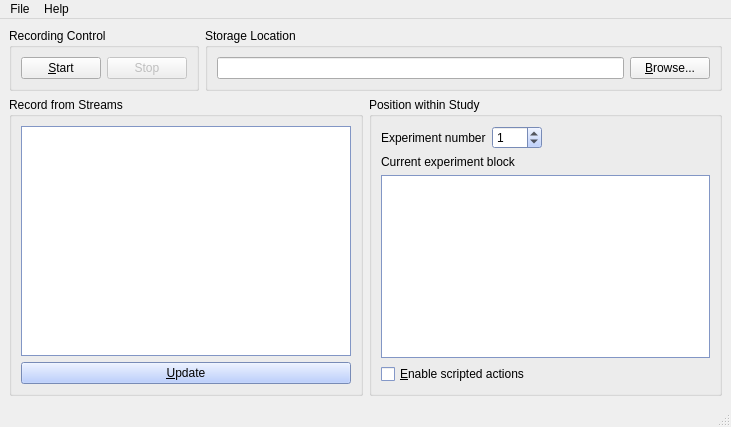
This is Apps/LabRecorder/mainwindow.ui in sccn/lsl_archived as Qt 5 draws it before an edit. The edited form follows.
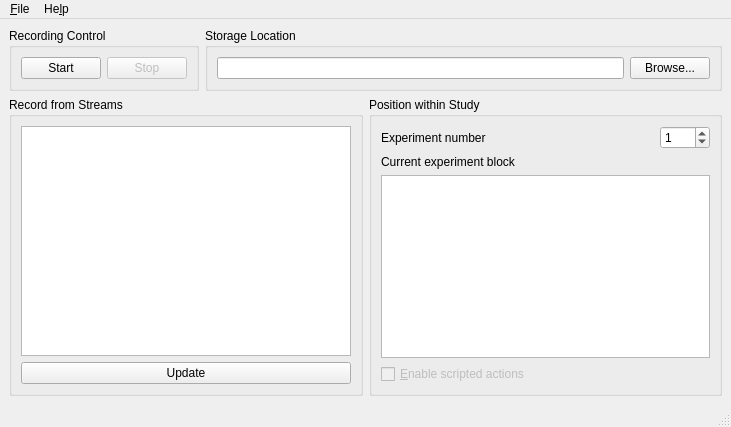
This is the edited form. Icons and pictures are not drawn.

The edit to the form file:
```diff
--- a/Apps/LabRecorder/mainwindow.ui
+++ b/Apps/LabRecorder/mainwindow.ui
@@ -26,7 +26,7 @@
          <item>
           <widget class="QPushButton" name="startButton">
            <property name="text">
-            <string>&amp;Start</string>
+            <string>Start</string>
            </property>
            <property name="icon">
             <iconset>
@@ -70,7 +70,10 @@
          <item>
           <widget class="QPushButton" name="browseButton">
            <property name="text">
-            <string>&amp;Browse...</string>
+            <string>Browse...</string>
+           </property>
+           <property name="shortcut">
+            <string>Ctrl+B</string>
            </property>
           </widget>
          </item>
@@ -83,421 +86,6 @@
      <layout class="QHBoxLayout" name="horizontalLayout_4">
       <item>
        <widget class="QGroupBox" name="groupBox_3">
-        <property name="palette">
-         <palette>
-          <active>
-           <colorrole role="WindowText">
-            <brush brushstyle="SolidPattern">
-             <color alpha="255">
-              <red>0</red>
-              <green>0</green>
-              <blue>0</blue>
-             </color>
-            </brush>
-           </colorrole>
-           <colorrole role="Button">
-            <brush brushstyle="SolidPattern">
-             <color alpha="255">
-              <red>168</red>
-              <green>194</green>
-              <blue>255</blue>
-             </color>
-            </brush>
-           </colorrole>
-           <colorrole role="Light">
-            <brush brushstyle="SolidPattern">
-             <color alpha="255">
-              <red>255</red>
-              <green>255</green>
-              <blue>255</blue>
-             </color>
-            </brush>
-           </colorrole>
-           <colorrole role="Midlight">
-            <brush brushstyle="SolidPattern">
-             <color alpha="255">
-              <red>211</red>
-              <green>224</green>
-              <blue>255</blue>
-             </color>
-            </brush>
-           </colorrole>
-           <colorrole role="Dark">
-            <brush brushstyle="SolidPattern">
-             <color alpha="255">
-              <red>84</red>
-              <green>97</green>
-              <blue>127</blue>
-             </color>
-            </brush>
-           </colorrole>
-           <colorrole role="Mid">
-            <brush brushstyle="SolidPattern">
-             <color alpha="255">
-              <red>112</red>
-              <green>129</green>
-              <blue>170</blue>
-             </color>
-            </brush>
-           </colorrole>
-           <colorrole role="Text">
-            <brush brushstyle="SolidPattern">
-             <color alpha="255">
-              <red>0</red>
-              <green>0</green>
-              <blue>0</blue>
-             </color>
-            </brush>
-           </colorrole>
-           <colorrole role="BrightText">
-            <brush brushstyle="SolidPattern">
-             <color alpha="255">
-              <red>255</red>
-              <green>255</green>
-              <blue>255</blue>
-             </color>
-            </brush>
-           </colorrole>
-           <colorrole role="ButtonText">
-            <brush brushstyle="SolidPattern">
-             <color alpha="255">
-              <red>0</red>
-              <green>0</green>
-              <blue>0</blue>
-             </color>
-            </brush>
-           </colorrole>
-           <colorrole role="Base">
-            <brush brushstyle="SolidPattern">
-             <color alpha="255">
-              <red>255</red>
-              <green>255</green>
-              <blue>255</blue>
-             </color>
-            </brush>
-           </colorrole>
-           <colorrole role="Window">
-            <brush brushstyle="SolidPattern">
-             <color alpha="255">
-              <red>168</red>
-              <green>194</green>
-              <blue>255</blue>
-             </color>
-            </brush>
-           </colorrole>
-           <colorrole role="Shadow">
-            <brush brushstyle="SolidPattern">
-             <color alpha="255">
-              <red>0</red>
-              <green>0</green>
-              <blue>0</blue>
-             </color>
-            </brush>
-           </colorrole>
-           <colorrole role="AlternateBase">
-            <brush brushstyle="SolidPattern">
-             <color alpha="255">
-              <red>211</red>
-              <green>224</green>
-              <blue>255</blue>
-             </color>
-            </brush>
-           </colorrole>
-           <colorrole role="ToolTipBase">
-            <brush brushstyle="SolidPattern">
-             <color alpha="255">
-              <red>255</red>
-              <green>255</green>
-              <blue>220</blue>
-             </color>
-            </brush>
-           </colorrole>
-           <colorrole role="ToolTipText">
-            <brush brushstyle="SolidPattern">
-             <color alpha="255">
-              <red>0</red>
-              <green>0</green>
-              <blue>0</blue>
-             </color>
-            </brush>
-           </colorrole>
-          </active>
-          <inactive>
-           <colorrole role="WindowText">
-            <brush brushstyle="SolidPattern">
-             <color alpha="255">
-              <red>0</red>
-              <green>0</green>
-              <blue>0</blue>
-             </color>
-            </brush>
-           </colorrole>
-           <colorrole role="Button">
-            <brush brushstyle="SolidPattern">
-             <color alpha="255">
-              <red>168</red>
-              <green>194</green>
-              <blue>255</blue>
-             </color>
-            </brush>
-           </colorrole>
-           <colorrole role="Light">
-            <brush brushstyle="SolidPattern">
-             <color alpha="255">
-              <red>255</red>
-              <green>255</green>
-              <blue>255</blue>
-             </color>
-            </brush>
-           </colorrole>
-           <colorrole role="Midlight">
-            <brush brushstyle="SolidPattern">
-             <color alpha="255">
-              <red>211</red>
-              <green>224</green>
-              <blue>255</blue>
-             </color>
-            </brush>
-           </colorrole>
-           <colorrole role="Dark">
-            <brush brushstyle="SolidPattern">
-             <color alpha="255">
-              <red>84</red>
-              <green>97</green>
-              <blue>127</blue>
-             </color>
-            </brush>
-           </colorrole>
-           <colorrole role="Mid">
-            <brush brushstyle="SolidPattern">
-             <color alpha="255">
-              <red>112</red>
-              <green>129</green>
-              <blue>170</blue>
-             </color>
-            </brush>
-           </colorrole>
-           <colorrole role="Text">
-            <brush brushstyle="SolidPattern">
-             <color alpha="255">
-              <red>0</red>
-              <green>0</green>
-              <blue>0</blue>
-             </color>
-            </brush>
-           </colorrole>
-           <colorrole role="BrightText">
-            <brush brushstyle="SolidPattern">
-             <color alpha="255">
-              <red>255</red>
-              <green>255</green>
-              <blue>255</blue>
-             </color>
-            </brush>
-           </colorrole>
-           <colorrole role="ButtonText">
-            <brush brushstyle="SolidPattern">
-             <color alpha="255">
-              <red>0</red>
-              <green>0</green>
-              <blue>0</blue>
-             </color>
-            </brush>
-           </colorrole>
-           <colorrole role="Base">
-            <brush brushstyle="SolidPattern">
-             <color alpha="255">
-              <red>255</red>
-              <green>255</green>
-              <blue>255</blue>
-             </color>
-            </brush>
-           </colorrole>
-           <colorrole role="Window">
-            <brush brushstyle="SolidPattern">
-             <color alpha="255">
-              <red>168</red>
-              <green>194</green>
-              <blue>255</blue>
-             </color>
-            </brush>
-           </colorrole>
-           <colorrole role="Shadow">
-            <brush brushstyle="SolidPattern">
-             <color alpha="255">
-              <red>0</red>
-              <green>0</green>
-              <blue>0</blue>
-             </color>
-            </brush>
-           </colorrole>
-           <colorrole role="AlternateBase">
-            <brush brushstyle="SolidPattern">
-             <color alpha="255">
-              <red>211</red>
-              <green>224</green>
-              <blue>255</blue>
-             </color>
-            </brush>
-           </colorrole>
-           <colorrole role="ToolTipBase">
-            <brush brushstyle="SolidPattern">
-             <color alpha="255">
-              <red>255</red>
-              <green>255</green>
-              <blue>220</blue>
-             </color>
-            </brush>
-           </colorrole>
-           <colorrole role="ToolTipText">
-            <brush brushstyle="SolidPattern">
-             <color alpha="255">
-              <red>0</red>
-              <green>0</green>
-              <blue>0</blue>
-             </color>
-            </brush>
-           </colorrole>
-          </inactive>
-          <disabled>
-           <colorrole role="WindowText">
-            <brush brushstyle="SolidPattern">
-             <color alpha="255">
-              <red>84</red>
-              <green>97</green>
-              <blue>127</blue>
-             </color>
-            </brush>
-           </colorrole>
-           <colorrole role="Button">
-            <brush brushstyle="SolidPattern">
-             <color alpha="255">
-              <red>168</red>
-              <green>194</green>
-              <blue>255</blue>
-             </color>
-            </brush>
-           </colorrole>
-           <colorrole role="Light">
-            <brush brushstyle="SolidPattern">
-             <color alpha="255">
-              <red>255</red>
-              <green>255</green>
-              <blue>255</blue>
-             </color>
-            </brush>
-           </colorrole>
-           <colorrole role="Midlight">
-            <brush brushstyle="SolidPattern">
-             <color alpha="255">
-              <red>211</red>
-              <green>224</green>
-              <blue>255</blue>
-             </color>
-            </brush>
-           </colorrole>
-           <colorrole role="Dark">
-            <brush brushstyle="SolidPattern">
-             <color alpha="255">
-              <red>84</red>
-              <green>97</green>
-              <blue>127</blue>
-             </color>
-            </brush>
-           </colorrole>
-           <colorrole role="Mid">
-            <brush brushstyle="SolidPattern">
-             <color alpha="255">
-              <red>112</red>
-              <green>129</green>
-              <blue>170</blue>
-             </color>
-            </brush>
-           </colorrole>
-           <colorrole role="Text">
-            <brush brushstyle="SolidPattern">
-             <color alpha="255">
-              <red>84</red>
-              <green>97</green>
-              <blue>127</blue>
-             </color>
-            </brush>
-           </colorrole>
-           <colorrole role="BrightText">
-            <brush brushstyle="SolidPattern">
-             <color alpha="255">
-              <red>255</red>
-              <green>255</green>
-              <blue>255</blue>
-             </color>
-            </brush>
-           </colorrole>
-           <colorrole role="ButtonText">
-            <brush brushstyle="SolidPattern">
-             <color alpha="255">
-              <red>84</red>
-              <green>97</green>
-              <blue>127</blue>
-             </color>
-            </brush>
-           </colorrole>
-           <colorrole role="Base">
-            <brush brushstyle="SolidPattern">
-             <color alpha="255">
-              <red>168</red>
-              <green>194</green>
-              <blue>255</blue>
-             </color>
-            </brush>
-           </colorrole>
-           <colorrole role="Window">
-            <brush brushstyle="SolidPattern">
-             <color alpha="255">
-              <red>168</red>
-              <green>194</green>
-              <blue>255</blue>
-             </color>
-            </brush>
-           </colorrole>
-           <colorrole role="Shadow">
-            <brush brushstyle="SolidPattern">
-             <color alpha="255">
-              <red>0</red>
-              <green>0</green>
-              <blue>0</blue>
-             </color>
-            </brush>
-           </colorrole>
-           <colorrole role="AlternateBase">
-            <brush brushstyle="SolidPattern">
-             <color alpha="255">
-              <red>168</red>
-              <green>194</green>
-              <blue>255</blue>
-             </color>
-            </brush>
-           </colorrole>
-           <colorrole role="ToolTipBase">
-            <brush brushstyle="SolidPattern">
-             <color alpha="255">
-              <red>255</red>
-              <green>255</green>
-              <blue>220</blue>
-             </color>
-            </brush>
-           </colorrole>
-           <colorrole role="ToolTipText">
-            <brush brushstyle="SolidPattern">
-             <color alpha="255">
-              <red>0</red>
-              <green>0</green>
-              <blue>0</blue>
-             </color>
-            </brush>
-           </colorrole>
-          </disabled>
-         </palette>
-        </property>
         <property name="title">
          <string>Record from Streams</string>
         </property>
@@ -515,7 +103,10 @@
          <item>
           <widget class="QPushButton" name="refreshButton">
            <property name="text">
-            <string>&amp;Update</string>
+            <string>Update</string>
+           </property>
+           <property name="shortcut">
+            <string>Ctrl+U</string>
            </property>
           </widget>
          </item>
@@ -524,439 +115,33 @@
       </item>
       <item>
        <widget class="QGroupBox" name="groupBox_4">
-        <property name="palette">
-         <palette>
-          <active>
-           <colorrole role="WindowText">
-            <brush brushstyle="SolidPattern">
-             <color alpha="255">
-              <red>0</red>
-              <green>0</green>
-              <blue>0</blue>
-             </color>
-            </brush>
-           </colorrole>
-           <colorrole role="Button">
-            <brush brushstyle="SolidPattern">
-             <color alpha="255">
-              <red>168</red>
-              <green>194</green>
-              <blue>255</blue>
-             </color>
-            </brush>
-           </colorrole>
-           <colorrole role="Light">
-            <brush brushstyle="SolidPattern">
-             <color alpha="255">
-              <red>255</red>
-              <green>255</green>
-              <blue>255</blue>
-             </color>
-            </brush>
-           </colorrole>
-           <colorrole role="Midlight">
-            <brush brushstyle="SolidPattern">
-             <color alpha="255">
-              <red>211</red>
-              <green>224</green>
-              <blue>255</blue>
-             </color>
-            </brush>
-           </colorrole>
-           <colorrole role="Dark">
-            <brush brushstyle="SolidPattern">
-             <color alpha="255">
-              <red>84</red>
-              <green>97</green>
-              <blue>127</blue>
-             </color>
-            </brush>
-           </colorrole>
-           <colorrole role="Mid">
-            <brush brushstyle="SolidPattern">
-             <color alpha="255">
-              <red>112</red>
-              <green>129</green>
-              <blue>170</blue>
-             </color>
-            </brush>
-           </colorrole>
-           <colorrole role="Text">
-            <brush brushstyle="SolidPattern">
-             <color alpha="255">
-              <red>0</red>
-              <green>0</green>
-              <blue>0</blue>
-             </color>
-            </brush>
-           </colorrole>
-           <colorrole role="BrightText">
-            <brush brushstyle="SolidPattern">
-             <color alpha="255">
-              <red>255</red>
-              <green>255</green>
-              <blue>255</blue>
-             </color>
-            </brush>
-           </colorrole>
-           <colorrole role="ButtonText">
-            <brush brushstyle="SolidPattern">
-             <color alpha="255">
-              <red>0</red>
-              <green>0</green>
-              <blue>0</blue>
-             </color>
-            </brush>
-           </colorrole>
-           <colorrole role="Base">
-            <brush brushstyle="SolidPattern">
-             <color alpha="255">
-              <red>255</red>
-              <green>255</green>
-              <blue>255</blue>
-             </color>
-            </brush>
-           </colorrole>
-           <colorrole role="Window">
-            <brush brushstyle="SolidPattern">
-             <color alpha="255">
-              <red>168</red>
-              <green>194</green>
-              <blue>255</blue>
-             </color>
-            </brush>
-           </colorrole>
-           <colorrole role="Shadow">
-            <brush brushstyle="SolidPattern">
-             <color alpha="255">
-              <red>0</red>
-              <green>0</green>
-              <blue>0</blue>
-             </color>
-            </brush>
-           </colorrole>
-           <colorrole role="AlternateBase">
-            <brush brushstyle="SolidPattern">
-             <color alpha="255">
-              <red>211</red>
-              <green>224</green>
-              <blue>255</blue>
-             </color>
-            </brush>
-           </colorrole>
-           <colorrole role="ToolTipBase">
-            <brush brushstyle="SolidPattern">
-             <color alpha="255">
-              <red>255</red>
-              <green>255</green>
-              <blue>220</blue>
-             </color>
-            </brush>
-           </colorrole>
-           <colorrole role="ToolTipText">
-            <brush brushstyle="SolidPattern">
-             <color alpha="255">
-              <red>0</red>
-              <green>0</green>
-              <blue>0</blue>
-             </color>
-            </brush>
-           </colorrole>
-          </active>
-          <inactive>
-           <colorrole role="WindowText">
-            <brush brushstyle="SolidPattern">
-             <color alpha="255">
-              <red>0</red>
-              <green>0</green>
-              <blue>0</blue>
-             </color>
-            </brush>
-           </colorrole>
-           <colorrole role="Button">
-            <brush brushstyle="SolidPattern">
-             <color alpha="255">
-              <red>168</red>
-              <green>194</green>
-              <blue>255</blue>
-             </color>
-            </brush>
-           </colorrole>
-           <colorrole role="Light">
-            <brush brushstyle="SolidPattern">
-             <color alpha="255">
-              <red>255</red>
-              <green>255</green>
-              <blue>255</blue>
-             </color>
-            </brush>
-           </colorrole>
-           <colorrole role="Midlight">
-            <brush brushstyle="SolidPattern">
-             <color alpha="255">
-              <red>211</red>
-              <green>224</green>
-              <blue>255</blue>
-             </color>
-            </brush>
-           </colorrole>
-           <colorrole role="Dark">
-            <brush brushstyle="SolidPattern">
-             <color alpha="255">
-              <red>84</red>
-              <green>97</green>
-              <blue>127</blue>
-             </color>
-            </brush>
-           </colorrole>
-           <colorrole role="Mid">
-            <brush brushstyle="SolidPattern">
-             <color alpha="255">
-              <red>112</red>
-              <green>129</green>
-              <blue>170</blue>
-             </color>
-            </brush>
-           </colorrole>
-           <colorrole role="Text">
-            <brush brushstyle="SolidPattern">
-             <color alpha="255">
-              <red>0</red>
-              <green>0</green>
-              <blue>0</blue>
-             </color>
-            </brush>
-           </colorrole>
-           <colorrole role="BrightText">
-            <brush brushstyle="SolidPattern">
-             <color alpha="255">
-              <red>255</red>
-              <green>255</green>
-              <blue>255</blue>
-             </color>
-            </brush>
-           </colorrole>
-           <colorrole role="ButtonText">
-            <brush brushstyle="SolidPattern">
-             <color alpha="255">
-              <red>0</red>
-              <green>0</green>
-              <blue>0</blue>
-             </color>
-            </brush>
-           </colorrole>
-           <colorrole role="Base">
-            <brush brushstyle="SolidPattern">
-             <color alpha="255">
-              <red>255</red>
-              <green>255</green>
-              <blue>255</blue>
-             </color>
-            </brush>
-           </colorrole>
-           <colorrole role="Window">
-            <brush brushstyle="SolidPattern">
-             <color alpha="255">
-              <red>168</red>
-              <green>194</green>
-              <blue>255</blue>
-             </color>
-            </brush>
-           </colorrole>
-           <colorrole role="Shadow">
-            <brush brushstyle="SolidPattern">
-             <color alpha="255">
-              <red>0</red>
-              <green>0</green>
-              <blue>0</blue>
-             </color>
-            </brush>
-           </colorrole>
-           <colorrole role="AlternateBase">
-            <brush brushstyle="SolidPattern">
-             <color alpha="255">
-              <red>211</red>
-              <green>224</green>
-              <blue>255</blue>
-             </color>
-            </brush>
-           </colorrole>
-           <colorrole role="ToolTipBase">
-            <brush brushstyle="SolidPattern">
-             <color alpha="255">
-              <red>255</red>
-              <green>255</green>
-              <blue>220</blue>
-             </color>
-            </brush>
-           </colorrole>
-           <colorrole role="ToolTipText">
-            <brush brushstyle="SolidPattern">
-             <color alpha="255">
-              <red>0</red>
-              <green>0</green>
-              <blue>0</blue>
-             </color>
-            </brush>
-           </colorrole>
-          </inactive>
-          <disabled>
-           <colorrole role="WindowText">
-            <brush brushstyle="SolidPattern">
-             <color alpha="255">
-              <red>84</red>
-              <green>97</green>
-              <blue>127</blue>
-             </color>
-            </brush>
-           </colorrole>
-           <colorrole role="Button">
-            <brush brushstyle="SolidPattern">
-             <color alpha="255">
-              <red>168</red>
-              <green>194</green>
-              <blue>255</blue>
-             </color>
-            </brush>
-           </colorrole>
-           <colorrole role="Light">
-            <brush brushstyle="SolidPattern">
-             <color alpha="255">
-              <red>255</red>
-              <green>255</green>
-              <blue>255</blue>
-             </color>
-            </brush>
-           </colorrole>
-           <colorrole role="Midlight">
-            <brush brushstyle="SolidPattern">
-             <color alpha="255">
-              <red>211</red>
-              <green>224</green>
-              <blue>255</blue>
-             </color>
-            </brush>
-           </colorrole>
-           <colorrole role="Dark">
-            <brush brushstyle="SolidPattern">
-             <color alpha="255">
-              <red>84</red>
-              <green>97</green>
-              <blue>127</blue>
-             </color>
-            </brush>
-           </colorrole>
-           <colorrole role="Mid">
-            <brush brushstyle="SolidPattern">
-             <color alpha="255">
-              <red>112</red>
-              <green>129</green>
-              <blue>170</blue>
-             </color>
-            </brush>
-           </colorrole>
-           <colorrole role="Text">
-            <brush brushstyle="SolidPattern">
-             <color alpha="255">
-              <red>84</red>
-              <green>97</green>
-              <blue>127</blue>
-             </color>
-            </brush>
-           </colorrole>
-           <colorrole role="BrightText">
-            <brush brushstyle="SolidPattern">
-             <color alpha="255">
-              <red>255</red>
-              <green>255</green>
-              <blue>255</blue>
-             </color>
-            </brush>
-           </colorrole>
-           <colorrole role="ButtonText">
-            <brush brushstyle="SolidPattern">
-             <color alpha="255">
-              <red>84</red>
-              <green>97</green>
-              <blue>127</blue>
-             </color>
-            </brush>
-           </colorrole>
-           <colorrole role="Base">
-            <brush brushstyle="SolidPattern">
-             <color alpha="255">
-              <red>168</red>
-              <green>194</green>
-              <blue>255</blue>
-             </color>
-            </brush>
-           </colorrole>
-           <colorrole role="Window">
-            <brush brushstyle="SolidPattern">
-             <color alpha="255">
-              <red>168</red>
-              <green>194</green>
-              <blue>255</blue>
-             </color>
-            </brush>
-           </colorrole>
-           <colorrole role="Shadow">
-            <brush brushstyle="SolidPattern">
-             <color alpha="255">
-              <red>0</red>
-              <green>0</green>
-              <blue>0</blue>
-             </color>
-            </brush>
-           </colorrole>
-           <colorrole role="AlternateBase">
-            <brush brushstyle="SolidPattern">
-             <color alpha="255">
-              <red>168</red>
-              <green>194</green>
-              <blue>255</blue>
-             </color>
-            </brush>
-           </colorrole>
-           <colorrole role="ToolTipBase">
-            <brush brushstyle="SolidPattern">
-             <color alpha="255">
-              <red>255</red>
-              <green>255</green>
-              <blue>220</blue>
-             </color>
-            </brush>
-           </colorrole>
-           <colorrole role="ToolTipText">
-            <brush brushstyle="SolidPattern">
-             <color alpha="255">
-              <red>0</red>
-              <green>0</green>
-              <blue>0</blue>
-             </color>
-            </brush>
-           </colorrole>
-          </disabled>
-         </palette>
-        </property>
         <property name="title">
          <string>Position within Study</string>
         </property>
         <layout class="QVBoxLayout" name="verticalLayout">
          <item>
-          <layout class="QFormLayout" name="formLayout">
-           <property name="fieldGrowthPolicy">
-            <enum>QFormLayout::AllNonFixedFieldsGrow</enum>
-           </property>
-           <item row="0" column="0">
+          <layout class="QHBoxLayout" name="horizontalLayout_5">
+           <item>
             <widget class="QLabel" name="label">
+             <property name="sizePolicy">
+              <sizepolicy hsizetype="MinimumExpanding" vsizetype="Preferred">
+               <horstretch>0</horstretch>
+               <verstretch>0</verstretch>
+              </sizepolicy>
+             </property>
              <property name="text">
               <string>Experiment number</string>
              </property>
             </widget>
            </item>
-           <item row="0" column="1">
+           <item>
             <widget class="QSpinBox" name="experimentNumberSpin">
+             <property name="sizePolicy">
+              <sizepolicy hsizetype="MinimumExpanding" vsizetype="Fixed">
+               <horstretch>0</horstretch>
+               <verstretch>0</verstretch>
+              </sizepolicy>
+             </property>
              <property name="maximumSize">
               <size>
                <width>50</width>
@@ -985,9 +170,15 @@
          </item>
          <item>
           <widget class="QCheckBox" name="enableScriptedActionsCheck">
+           <property name="enabled">
+            <bool>false</bool>
+           </property>
            <property name="text">
             <string>&amp;Enable scripted actions</string>
            </property>
+           <property name="checkable">
+            <bool>true</bool>
+           </property>
           </widget>
          </item>
         </layout>
@@ -1003,19 +194,19 @@
      <x>0</x>
      <y>0</y>
      <width>731</width>
-     <height>22</height>
+     <height>30</height>
     </rect>
    </property>
    <widget class="QMenu" name="menuFile">
     <property name="title">
-     <string>File</string>
+     <string>&amp;File</string>
     </property>
     <addaction name="actionLoadConfig"/>
     <addaction name="actionQuit"/>
    </widget>
    <widget class="QMenu" name="menuHelp">
     <property name="title">
-     <string>Help</string>
+     <string>He&amp;lp</string>
     </property>
     <addaction name="actionComing_Soon"/>
    </widget>
```
Left out of the diff: 9 changed lines with no effect on the pictures.
